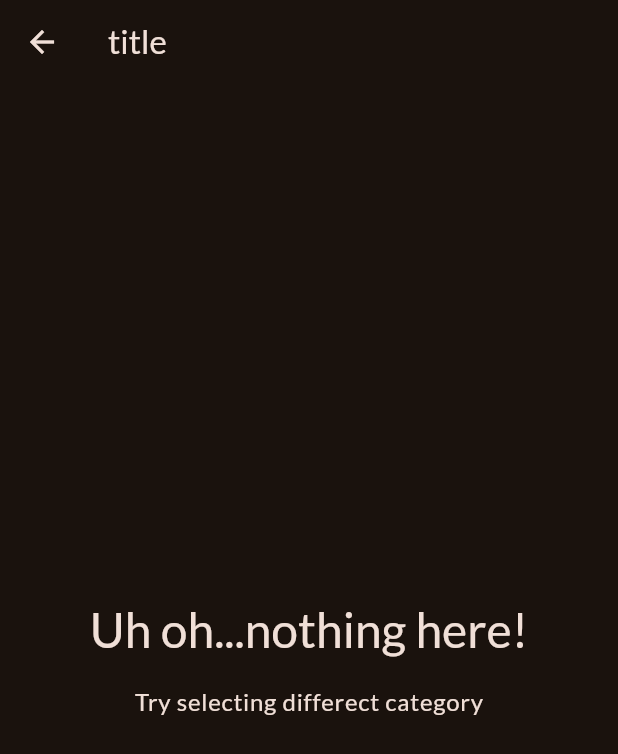
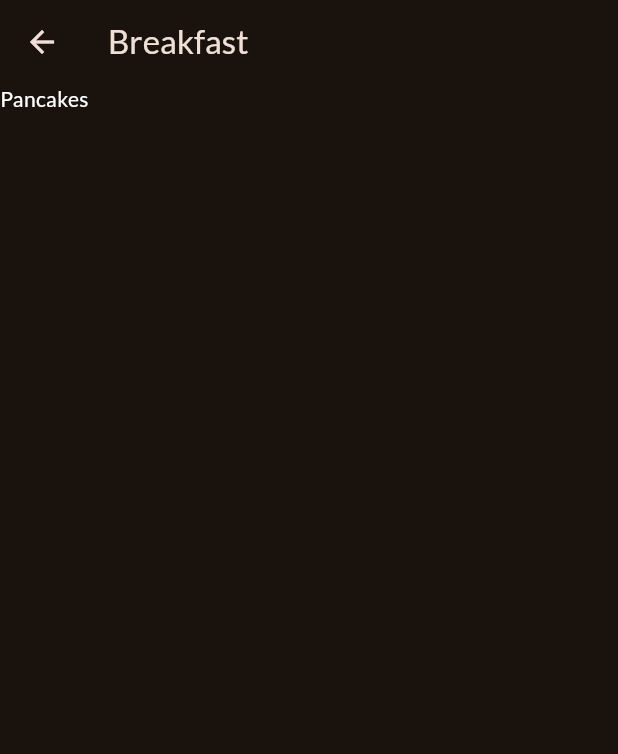
Before and after one commit to dubeyanant/meals, a Flutter app: the screen it shows after launch, after a tap on "Breakfast", on a phone screen of 412 x 824 dp. Shown: the top 754 px of the screen. Run offline on Flutter 3.47's test engine with Material 3 defaults, Android fonts, the phone set to English and light mode, and no system bars; our stand-ins replace google_fonts.

Commit message:
feat: show meal list on the screen

```diff
--- a/lib/screens/categories.dart
+++ b/lib/screens/categories.dart
@@ -3,15 +3,23 @@ import 'package:flutter/material.dart';
 import 'package:meals/data/dummy_data.dart';
 import 'package:meals/screens/meals.dart';
 import 'package:meals/widgets/category_grid_item.dart';
+import 'package:meals/models/category.dart';
 
 class CategoriesScreen extends StatelessWidget {
   const CategoriesScreen({super.key});
 
-  void _selectedCategory(BuildContext context) {
+  void _selectedCategory(BuildContext context, Category category) {
+    final filteredMeals = dummyMeals
+        .where((meal) => meal.categories.contains(category.id))
+        .toList();
+
     // alternative to below code: Navigator.push(context, route);
     Navigator.of(context).push(
       MaterialPageRoute(
-        builder: (ctx) => const MealsScreen(title: "title", meals: []),
+        builder: (ctx) => MealsScreen(
+          title: category.title,
+          meals: filteredMeals,
+        ),
       ),
     );
   }
@@ -36,7 +44,7 @@ class CategoriesScreen extends StatelessWidget {
             CategoryGridItem(
               category: category,
               onSelectCategory: () {
-                _selectedCategory(context);
+                _selectedCategory(context, category);
               },
             )
         ],
--- a/lib/screens/meals.dart
+++ b/lib/screens/meals.dart
@@ -11,7 +11,11 @@ class MealsScreen extends StatelessWidget {
   @override
   Widget build(BuildContext context) {
     Widget content = ListView.builder(
-      itemBuilder: (ctx, index) => Text(meals[index].title),
+      itemCount: meals.length,
+      itemBuilder: (ctx, index) => Text(
+        meals[index].title,
+        style: const TextStyle(color: Colors.white),
+      ),
     );
 
     if (meals.isEmpty) {
```
